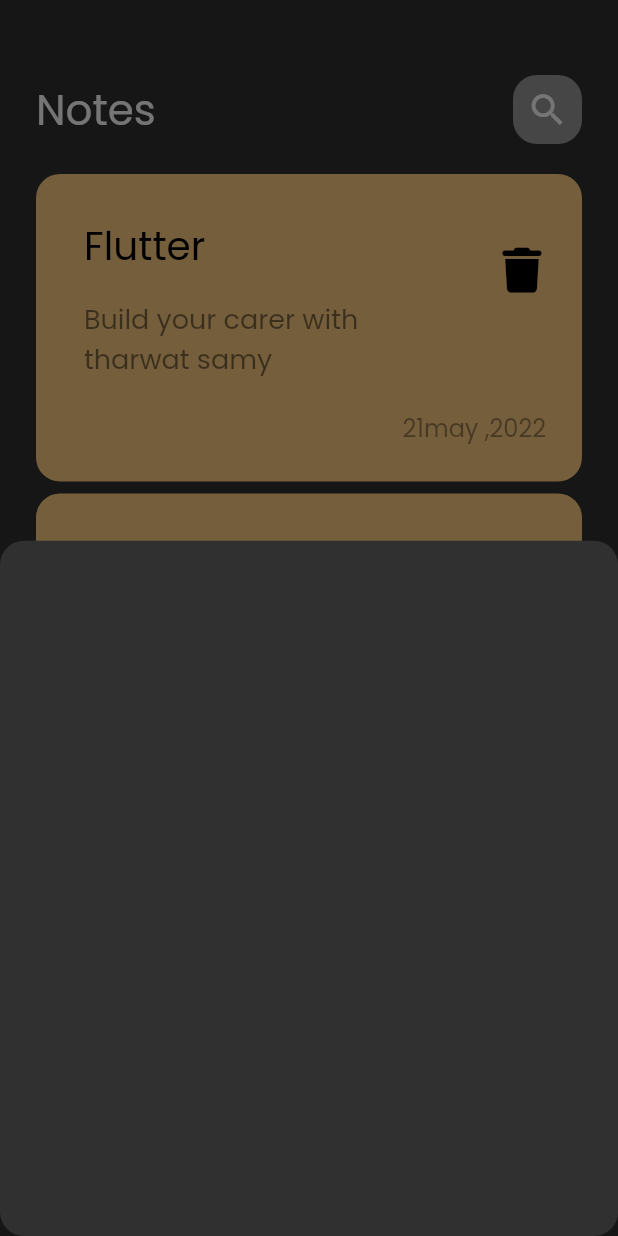
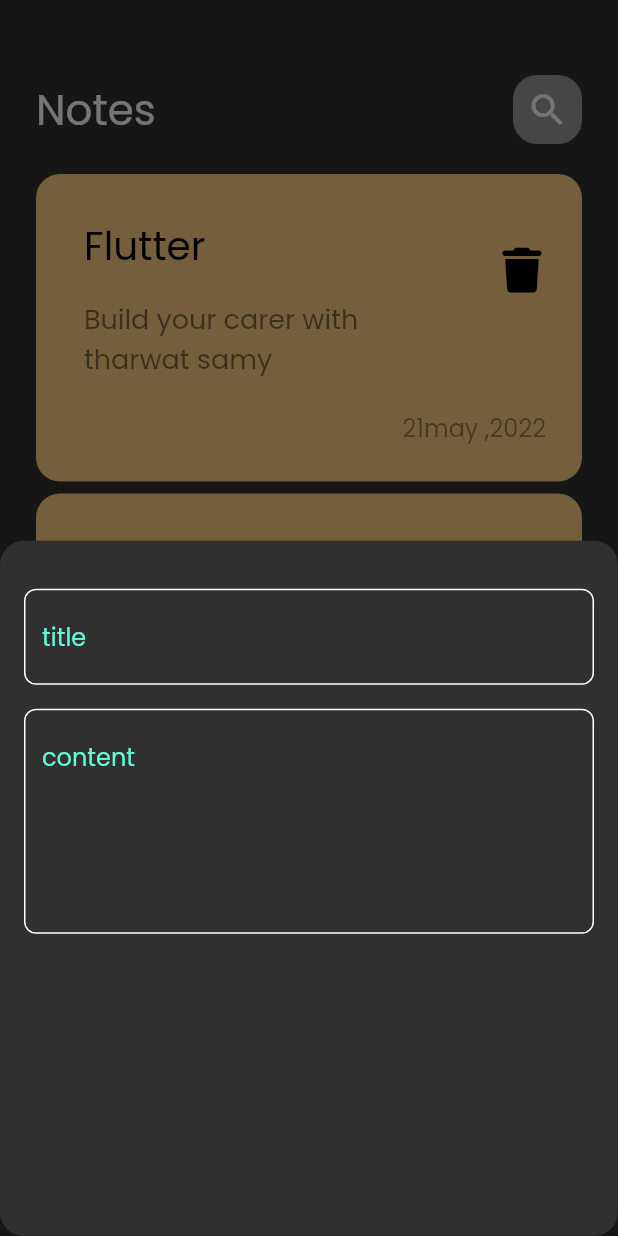
Before and after one commit to mohamedAlaa-CS/Notes_app, a Flutter app: the screen it shows after launch, after a tap on the "add" icon, on a phone screen of 412 x 824 dp. Run offline on Flutter 3.47's test engine with Material 2 defaults, Android fonts, the phone set to English and light mode, and no system bars; our stand-ins replace font_awesome_flutter.

Commit message:
add fields in sheet botton

```diff
--- a/lib/views/Widget/add_note_bottom_sheet.dart
+++ b/lib/views/Widget/add_note_bottom_sheet.dart
@@ -1,10 +1,20 @@
 import 'package:flutter/cupertino.dart';
+import 'package:flutter/material.dart';
+import 'custom_text_field.dart';
 
 class AddINoteModelSheet extends StatelessWidget {
   const AddINoteModelSheet({Key? key}) : super(key: key);
 
   @override
   Widget build(BuildContext context) {
-    return Container();
+    return const Padding(
+      padding:  EdgeInsets.symmetric(horizontal: 16),
+      child: Column(children: [
+        SizedBox(height: 32,),
+        CustomTextField(hint: 'title'),
+        SizedBox(height: 16,),
+        CustomTextField(hint: 'content',maxLine: 5,),
+      ],),
+    );
   }
 }
--- /dev/null
+++ b/lib/views/Widget/constants.dart
@@ -0,0 +1,3 @@
+import 'package:flutter/cupertino.dart';
+
+const kprimaryColor = Color(0xff62FCD7);
--- a/lib/views/Widget/custom_text_field.dart
+++ b/lib/views/Widget/custom_text_field.dart
@@ -3,14 +3,16 @@ import 'package:flutter/material.dart';
 import 'package:notes_app/views/Widget/constants.dart';
 
 class CustomTextField extends StatelessWidget {
-  const CustomTextField({super.key});
-
+  const CustomTextField({super.key, required this.hint,  this.maxLine = 1});
+final String hint;
+final int maxLine;
   @override
   Widget build(BuildContext context) {
     return TextField(
       cursorColor: kprimaryColor,
+      maxLines: maxLine,
       decoration: InputDecoration(
-        hintText: 'title',
+        hintText: hint,
         hintStyle: const TextStyle(color: kprimaryColor),
         border: buildBorder(),
         enabledBorder: buildBorder(),
```
